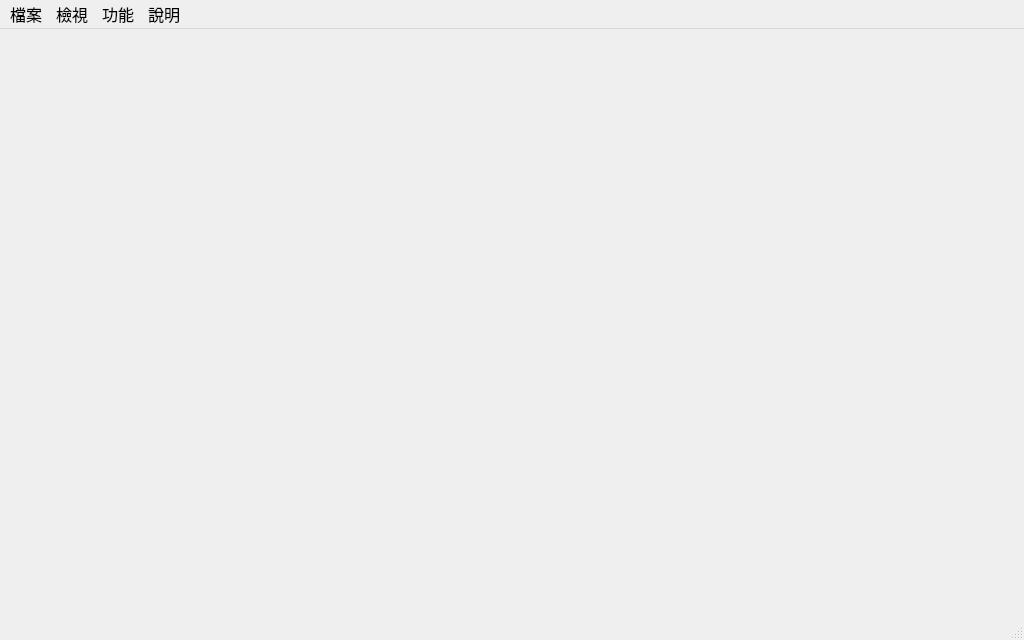
Qt form APIver3/UI/MainWindow.ui (clamgee/python-code) before a commit.
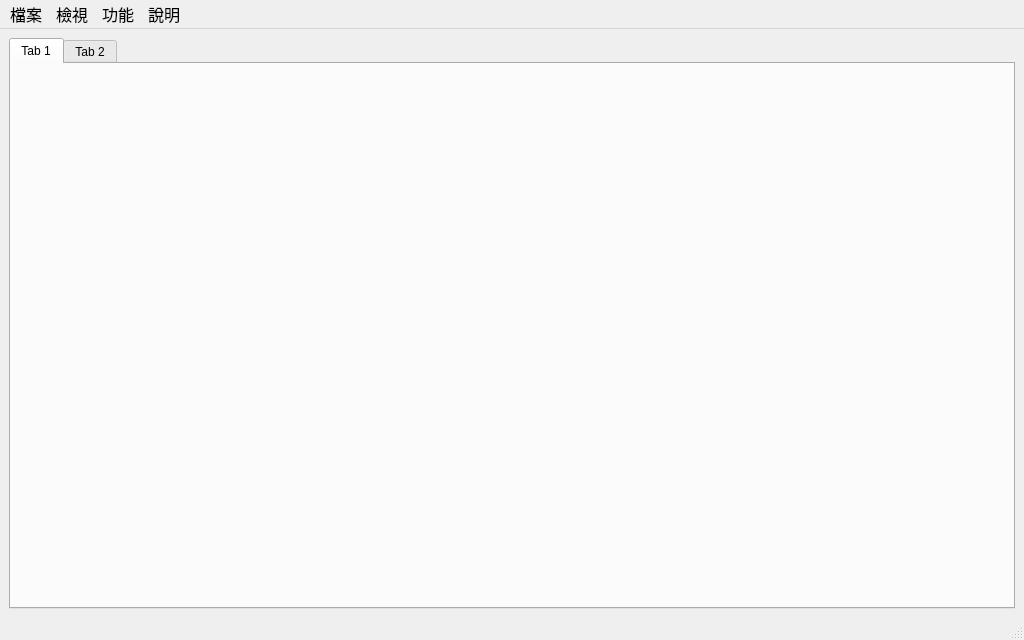
The same form after that commit.

Patch:
```diff
--- a/APIver3/UI/MainWindow.ui
+++ b/APIver3/UI/MainWindow.ui
@@ -13,7 +13,24 @@
   <property name="windowTitle">
    <string>程式交易Ver.3.0.0</string>
   </property>
-  <widget class="QWidget" name="centralwidget"/>
+  <widget class="QWidget" name="centralwidget">
+   <layout class="QGridLayout" name="gridLayout">
+    <item row="0" column="0">
+     <widget class="QTabWidget" name="tabWidget">
+      <widget class="QWidget" name="tab">
+       <attribute name="title">
+        <string>Tab 1</string>
+       </attribute>
+      </widget>
+      <widget class="QWidget" name="tab_2">
+       <attribute name="title">
+        <string>Tab 2</string>
+       </attribute>
+      </widget>
+     </widget>
+    </item>
+   </layout>
+  </widget>
   <widget class="QMenuBar" name="menubar">
    <property name="geometry">
     <rect>
```
